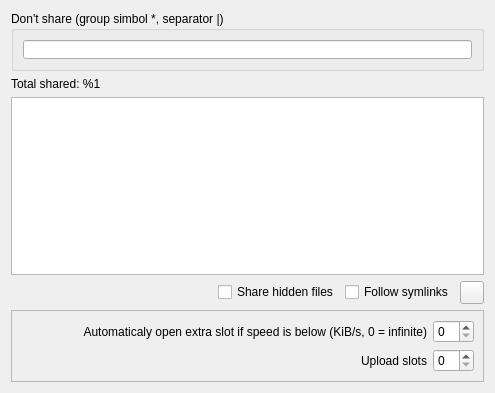
The window that eiskaltdcpp/ui/UISettingsSharing.ui (eiskaltdcpp/eiskaltdcpp) describes before a commit, drawn with Qt 5.
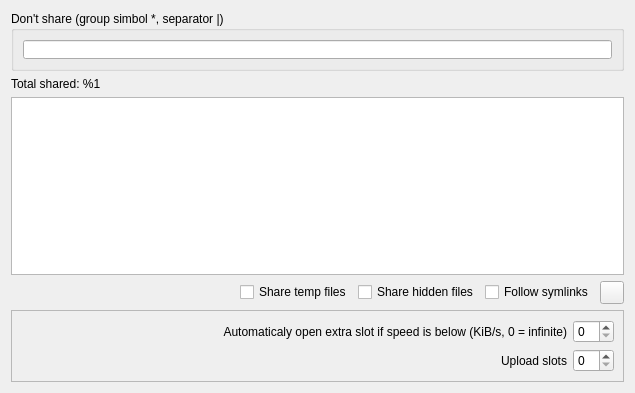
The same window after the commit.

Commit message: add flag for share temp files(*.dctmp), work pattern /some/path/*, not share Thumbs.db,desktop.ini,folder.htt

```diff
--- a/eiskaltdcpp/ui/UISettingsSharing.ui
+++ b/eiskaltdcpp/ui/UISettingsSharing.ui
@@ -6,7 +6,7 @@
    <rect>
     <x>0</x>
     <y>0</y>
-    <width>495</width>
+    <width>635</width>
     <height>393</height>
    </rect>
   </property>
@@ -70,6 +70,13 @@
        </property>
       </spacer>
      </item>
+     <item>
+      <widget class="QCheckBox" name="checkBox_SHARE_TEMP_FILES">
+       <property name="text">
+        <string>Share temp files</string>
+       </property>
+      </widget>
+     </item>
      <item>
       <widget class="QCheckBox" name="checkBox_SHAREHIDDEN">
        <property name="text">
```
The commit also changes 4 other files.
